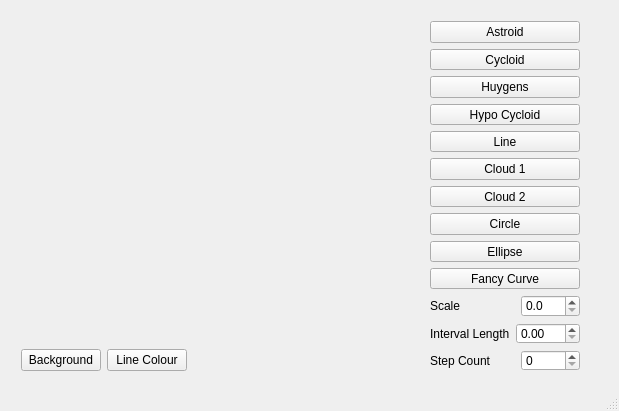
Old version of the form mainwindow.ui in the repository rak10/Qt-Curves.
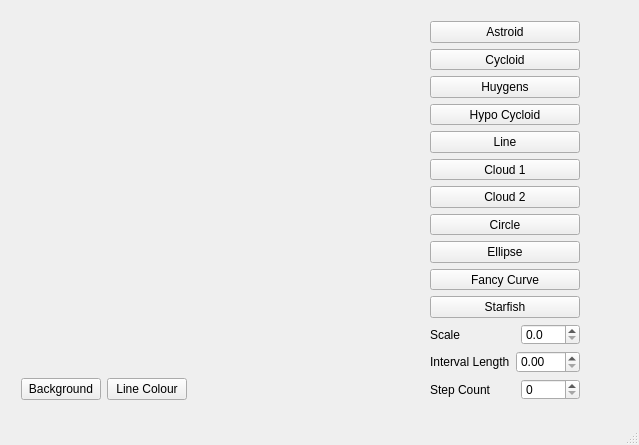
New version of the form. Custom widgets are drawn as their Qt base class.

Commit message: 20. Implemented a new shape (Starfish)

```diff
--- a/mainwindow.ui
+++ b/mainwindow.ui
@@ -6,8 +6,8 @@
    <rect>
     <x>0</x>
     <y>0</y>
-    <width>619</width>
-    <height>411</height>
+    <width>639</width>
+    <height>445</height>
    </rect>
   </property>
   <property name="windowTitle">
@@ -20,7 +20,7 @@
       <x>10</x>
       <y>10</y>
       <width>581</width>
-      <height>372</height>
+      <height>401</height>
      </rect>
     </property>
     <layout class="QGridLayout" name="gridLayout">
@@ -134,6 +134,13 @@
          </property>
         </widget>
        </item>
+       <item>
+        <widget class="QPushButton" name="btnStarfish">
+         <property name="text">
+          <string>Starfish</string>
+         </property>
+        </widget>
+       </item>
        <item>
         <layout class="QHBoxLayout" name="horizontalLayout">
          <item>
```
The commit also changes 4 other files.
